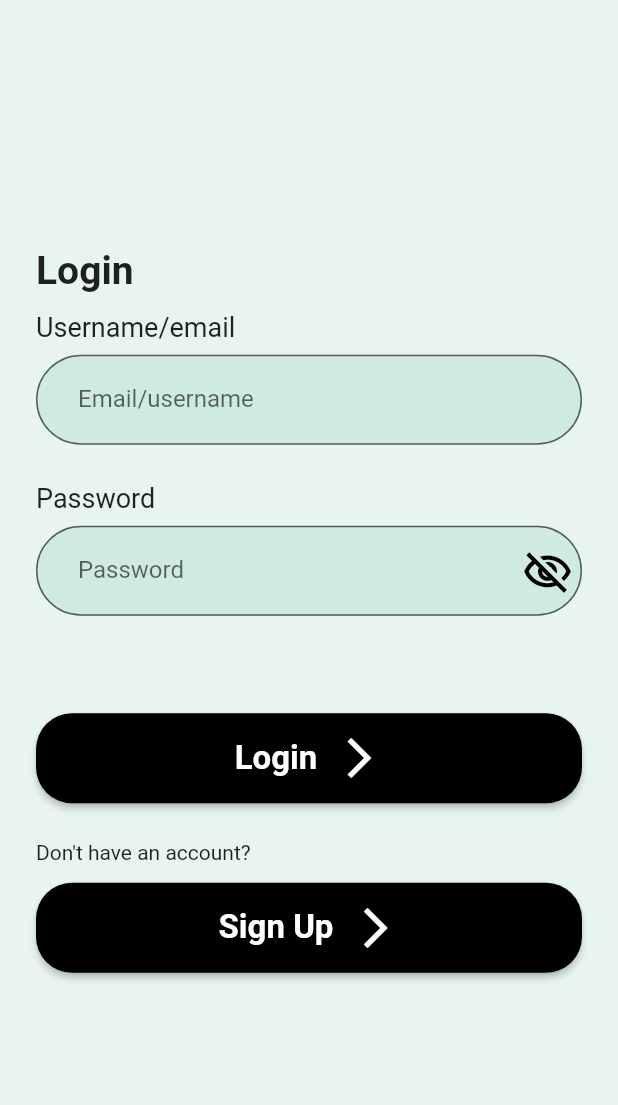
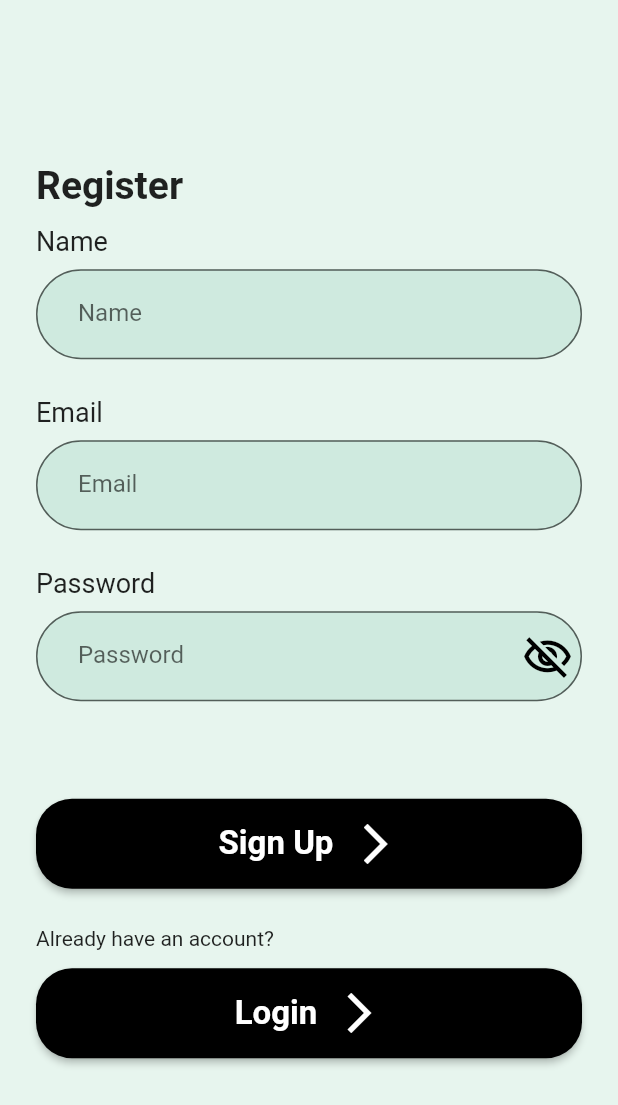
Before and after one commit to gdsc-uba/gdsc_mobile_frontend, a Flutter app: the screen it shows after launch, after a tap on "Sign Up", on a phone screen of 412 x 824 dp. Shown: the top 1105 px of the screen. Run offline on Flutter 3.47's test engine with Material 2 defaults, Android fonts, the phone set to English and light mode, and no system bars.

Commit message:
done signup ui

```diff
--- a/lib/utils/routes.dart
+++ b/lib/utils/routes.dart
@@ -1,7 +1,11 @@
 import 'package:flutter/material.dart';
+import 'package:gdsc_app/views/auth/signup.dart';
 
 import '../views/auth/login.dart';
 
 final customRoutes = <String, WidgetBuilder>{
   LoginScreen.loginScreenId: (context) => const LoginScreen(),
+  SignUpScreen.signUpScreenId: (context) {
+    return const SignUpScreen();
+  },
 };
--- a/lib/views/auth/login.dart
+++ b/lib/views/auth/login.dart
@@ -1,4 +1,5 @@
 import 'package:flutter/material.dart';
+import 'package:gdsc_app/views/auth/signup.dart';
 
 import '../../utils/constants.dart';
 import '../../widgets/auth_buttons.dart';
@@ -54,7 +55,10 @@ class _LoginScreenState extends State<LoginScreen> {
                       AuthButtons(
                         size: size,
                         buttonTitle: 'Sign Up',
-                        onPressed: () {},
+                        onPressed: () {
+                          Navigator.pushNamed(
+                              context, SignUpScreen.signUpScreenId);
+                        },
                       ),
                     ],
                   ),
--- a/lib/views/auth/signup.dart
+++ b/lib/views/auth/signup.dart
@@ -0,0 +1,76 @@
+import 'package:flutter/material.dart';
+
+import '../../utils/constants.dart';
+import '../../widgets/auth_buttons.dart';
+import '../../widgets/auth_formfields.dart';
+
+class SignUpScreen extends StatefulWidget {
+  static const signUpScreenId = "/sign_up_screen";
+  const SignUpScreen({super.key});
+
+  @override
+  State<SignUpScreen> createState() => _SignUpScreenState();
+}
+
+class _SignUpScreenState extends State<SignUpScreen> {
+  @override
+  Widget build(BuildContext context) {
+    Size size = MediaQuery.of(context).size;
+    return Scaffold(
+      backgroundColor: kBackgroundColor,
+      body: SafeArea(
+        child: Column(
+          children: [
+            Expanded(
+              child: Center(
+                child: SingleChildScrollView(
+                  padding: const EdgeInsets.all(24.0),
+                  child: Column(
+                    crossAxisAlignment: CrossAxisAlignment.start,
+                    children: [
+                      Text("Register", style: kH2TextStyle),
+                      const SizedBox(height: 12.0),
+                      AuthTextField(
+                        size: size,
+                        title: "Name",
+                        hintText: "Name",
+                      ),
+                      const SizedBox(height: 25.0),
+                      AuthTextField(
+                        size: size,
+                        title: "Email",
+                        hintText: "Email",
+                      ),
+                      const SizedBox(height: 25.0),
+                      AuthTextField(
+                        size: size,
+                        title: "Password",
+                        hintText: "Password",
+                        isPasswordField: true,
+                      ),
+                      const SizedBox(height: 65.0),
+                      AuthButtons(
+                        size: size,
+                        buttonTitle: 'Sign Up',
+                        onPressed: () {},
+                      ),
+                      const SizedBox(height: 25.0),
+                      const Text("Already have an account?"),
+                      const SizedBox(height: 12.0),
+                      AuthButtons(
+                        size: size,
+                        buttonTitle: 'Login',
+                        onPressed: () {},
+                      ),
+                    ],
+                  ),
+                ),
+              ),
+            ),
+            const SizedBox(height: 10.0),
+          ],
+        ),
+      ),
+    );
+  }
+}
```
